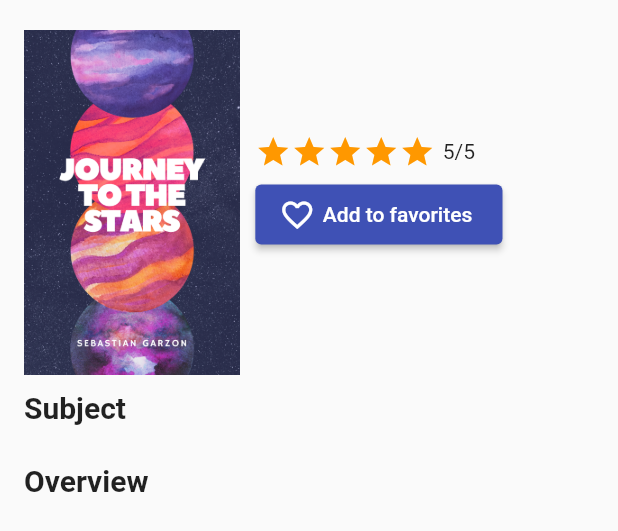
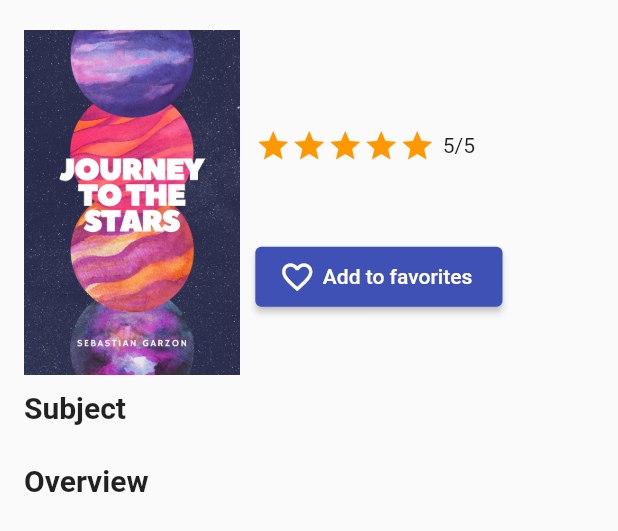
Before and after one commit to nestorsgarzonc/books_app_flutter, a Flutter app: the _BookDetailBody widget shown alone on an empty page, opened directly with empty values, on a phone screen of 412 x 824 dp. Shown: the top 531 px of the screen. Run offline on Flutter 3.47's test engine with Material 2 defaults, Android fonts, the phone set to English and light mode, and no system bars; our stand-ins replace bloc, dartz, equatable, flutter_bloc, get_it, hive and 1 more; accounts and stored records are empty; network calls fail.

Commit message:
Improved some ui details

```diff
--- a/lib/ui/favorites/screens/book_details.dart
+++ b/lib/ui/favorites/screens/book_details.dart
@@ -102,11 +102,11 @@ class _BookDetailBody extends StatelessWidget {
                             ),
                             Text(
                               book?.authorName?.first ?? '',
-                              style: const TextStyle(fontSize: 20),
+                              style: const TextStyle(fontSize: 18),
                             ),
                             Text(
                               '${book?.publishYear?.first ?? ''}',
-                              style: const TextStyle(fontSize: 20),
+                              style: const TextStyle(fontSize: 18),
                             ),
                             Row(
                               children: [
@@ -118,12 +118,13 @@ class _BookDetailBody extends StatelessWidget {
                                 const Text('5/5'),
                               ],
                             ),
-                            const SizedBox(height: 10),
+                            const Spacer(),
                             SizedBox(
                               width: constraints.maxWidth * 0.4,
                               height: 40,
                               child: FavouriteButton(id: _id),
                             ),
+                            const Spacer(),
                           ],
                         ),
                       )
```
